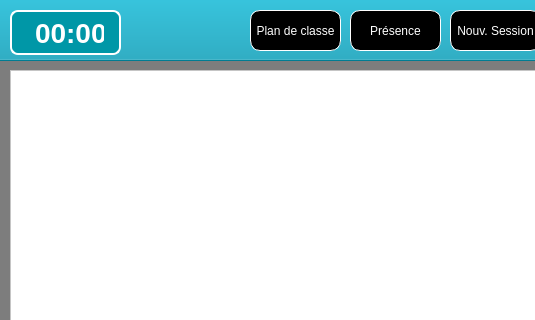
The window that LaboLangue/mainwindow.ui (Sam-Depardieu/Labo-de-langue) describes before a commit, drawn with Qt 5; both pictures show x 0 to 535 and y 0 to 320 of the 1300 by 760 pixel window.
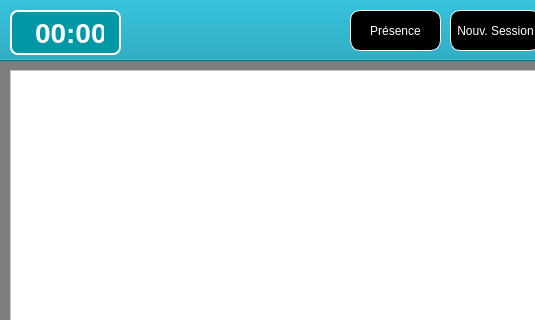
The same window after the commit.

```diff
--- a/LaboLangue/mainwindow.ui
+++ b/LaboLangue/mainwindow.ui
@@ -41,32 +41,6 @@
      <string/>
     </property>
    </widget>
-   <widget class="QPushButton" name="PlanButton">
-    <property name="geometry">
-     <rect>
-      <x>250</x>
-      <y>10</y>
-      <width>91</width>
-      <height>41</height>
-     </rect>
-    </property>
-    <property name="sizePolicy">
-     <sizepolicy hsizetype="Preferred" vsizetype="Ignored">
-      <horstretch>0</horstretch>
-      <verstretch>0</verstretch>
-     </sizepolicy>
-    </property>
-    <property name="styleSheet">
-     <string notr="true">background-color: black;
-font: 9pt &quot;Segoe UI&quot;;
-color: white;
-border: 1px solid white;
-border-radius: 10px;</string>
-    </property>
-    <property name="text">
-     <string>Plan de classe</string>
-    </property>
-   </widget>
    <widget class="QPushButton" name="PresenceButton">
     <property name="geometry">
      <rect>
```
Left out of the diff: 1 changed line with no effect on the pictures.
